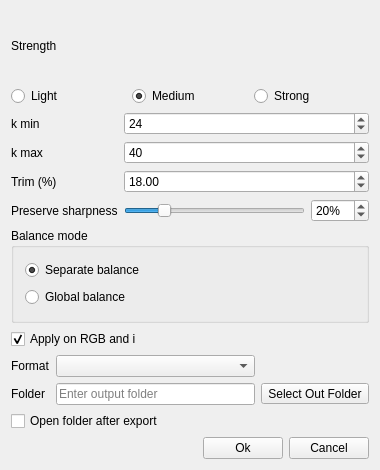
Before: the Qt Designer form src/gui/forms/DialogColorBalanceFilter.ui in open-scan-crew/OpenScanTools, drawn with Qt 5.
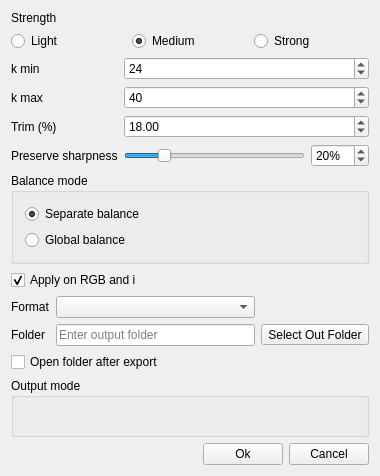
After: the same form once the commit is applied. Icons and pictures are not drawn.

The edit to the form file:
```diff
--- a/src/gui/forms/DialogColorBalanceFilter.ui
+++ b/src/gui/forms/DialogColorBalanceFilter.ui
@@ -260,6 +260,25 @@
      </property>
     </widget>
    </item>
+   <item>
+    <widget class="QGroupBox" name="groupBox_outputMode">
+     <property name="title">
+      <string>Output mode</string>
+     </property>
+     <layout class="QVBoxLayout" name="verticalLayout_outputMode">
+      <item>
+       <widget class="QLabel" name="label_outputMode">
+        <property name="text">
+         <string/>
+        </property>
+        <property name="wordWrap">
+         <bool>true</bool>
+        </property>
+       </widget>
+      </item>
+     </layout>
+    </widget>
+   </item>
    <item>
     <layout class="QHBoxLayout" name="horizontalLayout_buttons">
      <item>
```
